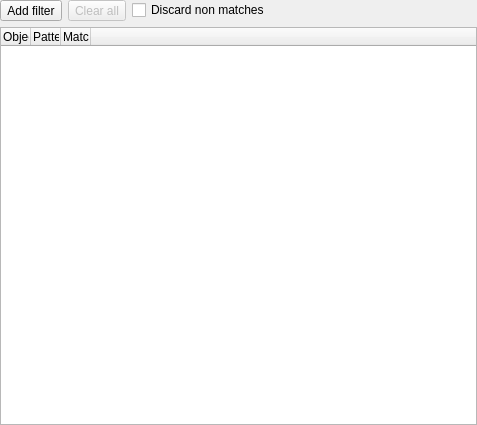
pgmodeler/pgmodeler, file libpgmodeler_ui/ui/objectsfilterwidget.ui: the form before one commit.
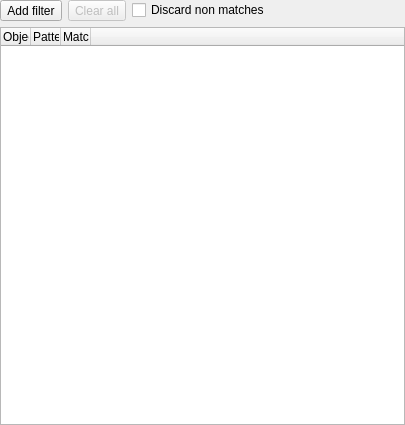
The form after the commit. Icons and pictures are not drawn.

Patch:
```diff
--- a/libpgmodeler_ui/ui/objectsfilterwidget.ui
+++ b/libpgmodeler_ui/ui/objectsfilterwidget.ui
@@ -6,7 +6,7 @@
    <rect>
     <x>0</x>
     <y>0</y>
-    <width>477</width>
+    <width>405</width>
     <height>425</height>
    </rect>
   </property>
@@ -62,7 +62,7 @@
       <enum>Qt::SolidLine</enum>
      </property>
      <property name="sortingEnabled">
-      <bool>true</bool>
+      <bool>false</bool>
      </property>
      <attribute name="horizontalHeaderCascadingSectionResizes">
       <bool>true</bool>
@@ -74,7 +74,7 @@
       <number>30</number>
      </attribute>
      <attribute name="horizontalHeaderShowSortIndicator" stdset="0">
-      <bool>true</bool>
+      <bool>false</bool>
      </attribute>
      <attribute name="horizontalHeaderStretchLastSection">
       <bool>true</bool>
```
